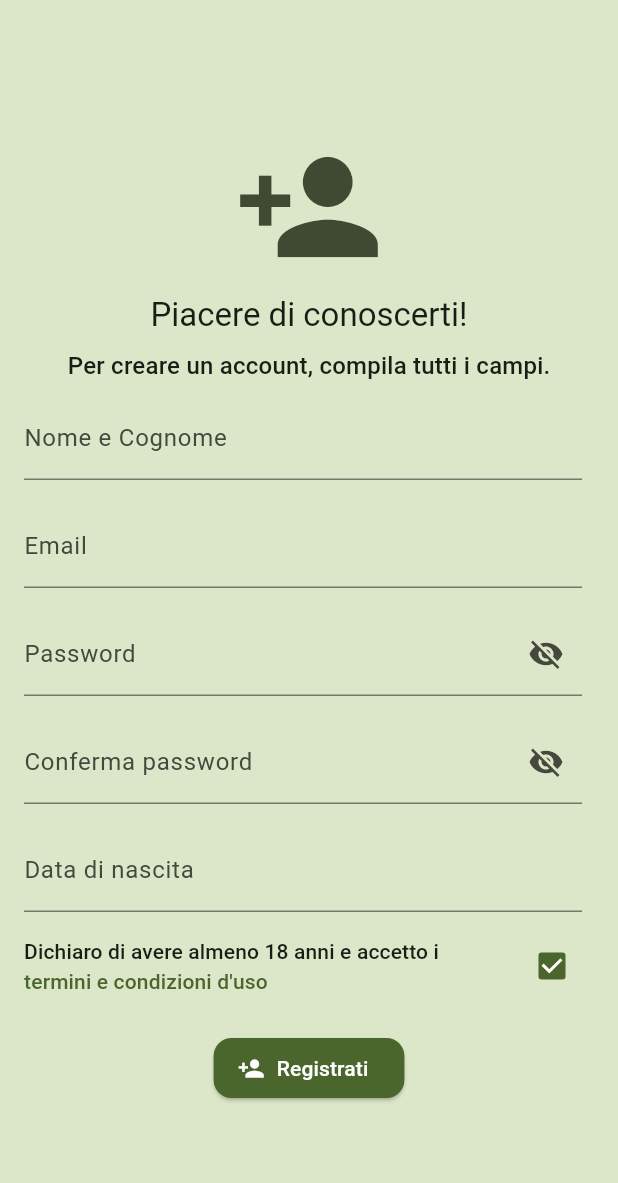
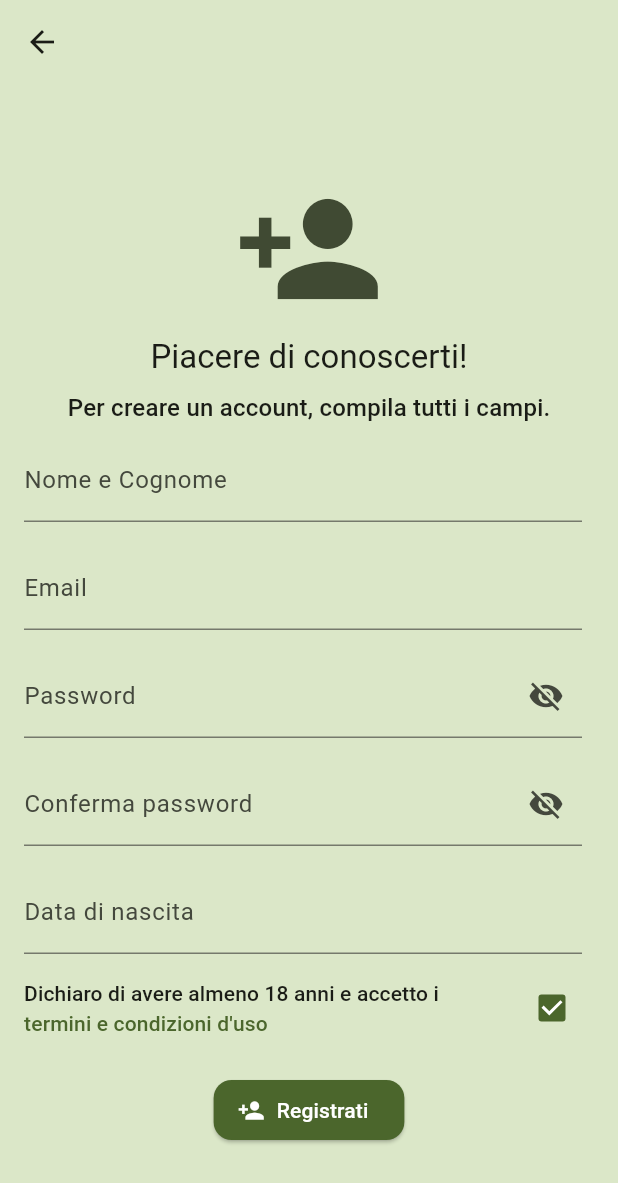
Before and after one commit to aleiepure/WalkAware, a Flutter app: the AccountPage screen opened directly, after a tap on "Registrati", on a phone screen of 412 x 824 dp. Shown: the top 1183 px of the screen. Run offline on Flutter 3.47's test engine with Material 3 defaults, Android fonts, the phone set to English and light mode, and no system bars; drawn by our look-alikes of date_field; our stand-ins replace cached_network_image, dio, geolocator, image_picker, introduction_screen, material_symbols_icons and 2 more; missing offline and left inert: android_intent_plus, crypt, dart_jsonwebtoken, flutter_activity_recognition, image_picker_platform_interface, mapbox_maps_flutter and 1 more; accounts and stored records are empty.

Commit message:
Mobile: miglioramenti grafici

```diff
--- a/frontend/mobile/lib/pages/account_page.dart
+++ b/frontend/mobile/lib/pages/account_page.dart
@@ -9,6 +9,9 @@ class AccountPage extends StatelessWidget {
   Widget build(BuildContext context) {
     return Scaffold(
       backgroundColor: Theme.of(context).colorScheme.secondaryContainer,
+      appBar: AppBar(
+        backgroundColor: Theme.of(context).colorScheme.secondaryContainer,
+      ),
       body: Center(
         child: Column(
           mainAxisAlignment: MainAxisAlignment.center,
--- a/frontend/mobile/lib/pages/login_page.dart
+++ b/frontend/mobile/lib/pages/login_page.dart
@@ -117,6 +117,9 @@ class _LoginPageState extends State<LoginPage> {
   Widget build(BuildContext context) {
     return Scaffold(
       backgroundColor: Theme.of(context).colorScheme.secondaryContainer,
+      appBar: AppBar(
+        backgroundColor: Theme.of(context).colorScheme.secondaryContainer,
+      ),
       body: Center(
         child: SingleChildScrollView(
           child: Form(
--- a/frontend/mobile/lib/pages/register_page.dart
+++ b/frontend/mobile/lib/pages/register_page.dart
@@ -158,6 +158,9 @@ class _RegisterPageState extends State<RegisterPage> {
   Widget build(BuildContext context) {
     return Scaffold(
       backgroundColor: Theme.of(context).colorScheme.secondaryContainer,
+      appBar: AppBar(
+        backgroundColor: Theme.of(context).colorScheme.secondaryContainer,
+      ),
       body: Center(
         child: SingleChildScrollView(
           child: Form(
```
Also changed, not shown: frontend/mobile/lib/main.dart (+16 -11 lines), frontend/mobile/lib/pages/home_page.dart (+13 -3 lines).
